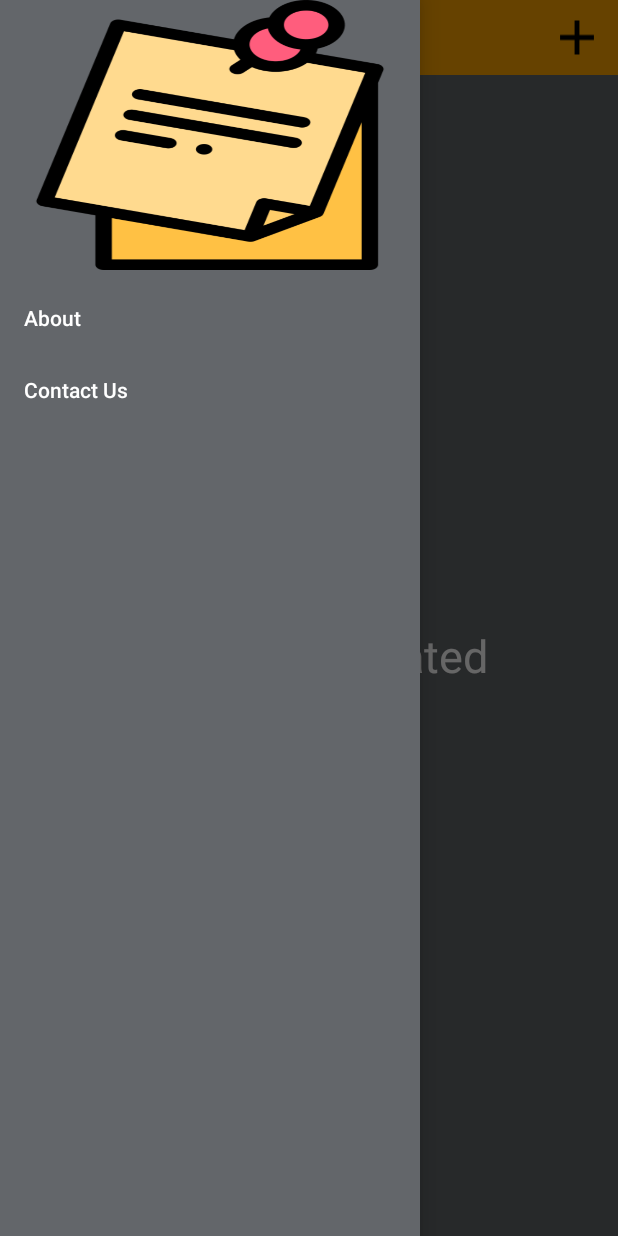
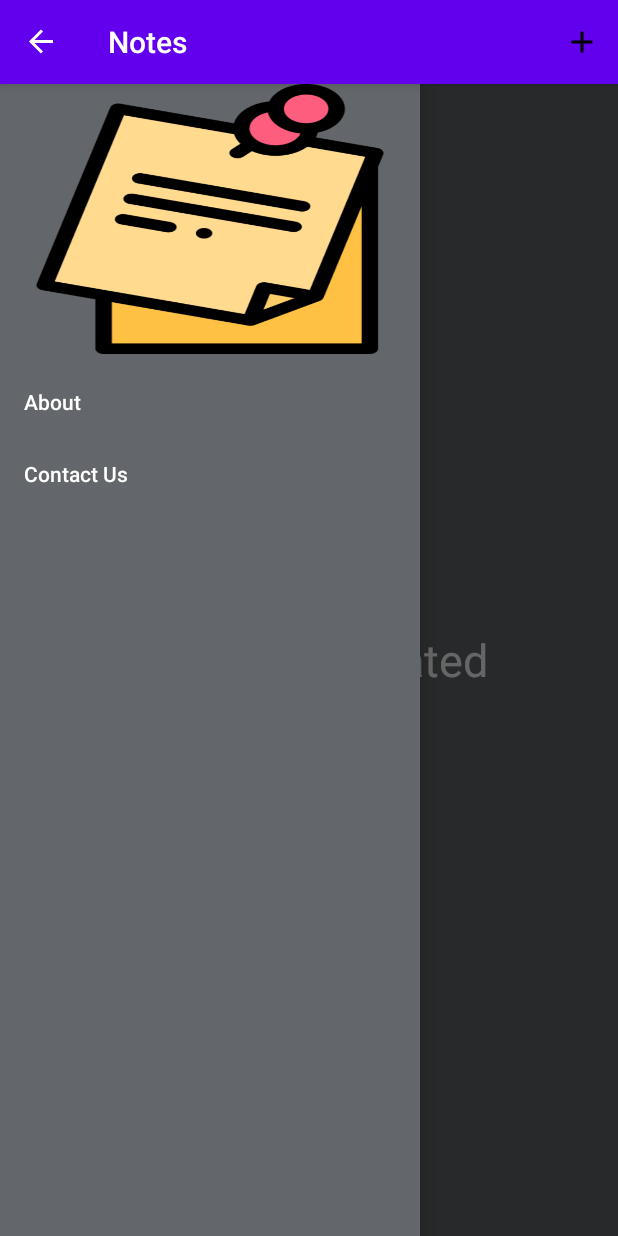
Before and after one commit to agr-shubham/NotesApp, an Android app: the screen it shows after launch (ListNotesActivity), in the side drawer, after a tap on "Contact Us", on a phone screen of 412 x 824 dp. Run offline under Robolectric (Android 15) with nearby library versions, the phone set to English and light mode, and no system bars; our stand-ins replace Room's generated code.

Commit message:
Refactored ListNotes Title bar

```diff
--- a/app/src/main/java/com/shubham/notes/UI/activities/ListNotesActivity.kt
+++ b/app/src/main/java/com/shubham/notes/UI/activities/ListNotesActivity.kt
@@ -5,6 +5,7 @@ import android.net.Uri
 import android.os.Bundle
 import android.util.Log
 import android.view.Gravity
+import android.view.Menu
 import android.view.MenuItem
 import android.view.View
 import android.widget.Toast
@@ -60,10 +61,6 @@ class ListNotesActivity : AppCompatActivity(){
             }
         }
 
-        binding.newNoteButton.setOnClickListener{
-            val newNoteIntent = Intent(this, HomeActivity::class.java)
-            startActivity(newNoteIntent)
-        }
 
         actionBarToggle = ActionBarDrawerToggle(this, binding.drawerLayout, 0, 0)
         binding.drawerLayout.addDrawerListener(actionBarToggle)
@@ -96,12 +93,6 @@ class ListNotesActivity : AppCompatActivity(){
                 }
             }
         }
-
-        binding.navButton.setOnClickListener {
-                binding.drawerLayout.openDrawer(GravityCompat.START);
-        }
-
-
     }
     fun deleteButton(note : Notes) {
         notesViewModel.delete(note.id)
@@ -121,11 +112,26 @@ class ListNotesActivity : AppCompatActivity(){
         }
     }
 
+    override fun onCreateOptionsMenu(menu: Menu): Boolean {
+        menuInflater.inflate(R.menu.menu_list_notes_page,menu)
+        return super.onCreateOptionsMenu(menu)
+    }
+
     override fun onOptionsItemSelected(item: MenuItem): Boolean {
         if(actionBarToggle.onOptionsItemSelected(item)){
             return true
         }
+        when(item.itemId)
+        {
+            R.id.new_note -> addNewNote()
+
+        }
         return super.onOptionsItemSelected(item)
     }
 
+    private fun addNewNote() {
+        val newNoteIntent = Intent(this, HomeActivity::class.java)
+        startActivity(newNoteIntent)
+    }
+
 }
--- a/app/src/main/res/layout/activity_list_notes.xml
+++ b/app/src/main/res/layout/activity_list_notes.xml
@@ -13,48 +13,6 @@
         android:background="@color/dark_gray"
         tools:context=".UI.activities.ListNotesActivity">
 
-        <ImageButton
-            android:id="@+id/nav_button"
-            android:layout_width="50dp"
-            android:padding="0dp"
-            android:layout_height="50dp"
-            android:adjustViewBounds="true"
-            android:scaleType="fitCenter"
-            android:background="@color/orange"
-            android:src="@drawable/ic_navigation_more"
-            app:layout_constraintStart_toStartOf="parent"
-            app:layout_constraintTop_toTopOf="parent" />
-
-        <TextView
-            android:id="@+id/title"
-            android:layout_width="0dp"
-            android:layout_height="50dp"
-            android:background="@color/orange"
-            android:fontFamily="sans-serif-condensed-medium"
-            android:gravity="center_vertical"
-            android:paddingLeft="15dp"
-            android:paddingTop="0dp"
-            android:paddingBottom="0dp"
-            android:text="Notes"
-            android:textColor="@color/white"
-            android:textSize="30dp"
-            app:layout_constraintEnd_toEndOf="parent"
-            app:layout_constraintHorizontal_bias="1.0"
-            app:layout_constraintStart_toEndOf="@+id/nav_button"
-            app:layout_constraintTop_toTopOf="parent" />
-
-        <ImageButton
-            android:id="@+id/new_note_button"
-            android:layout_width="50dp"
-            android:layout_height="50dp"
-            android:adjustViewBounds="true"
-            android:background="@color/orange"
-            android:padding="3dp"
-            android:paddingEnd="8dp"
-            android:scaleType="fitCenter"
-            android:src="@drawable/ic_baseline_add_24"
-            app:layout_constraintEnd_toEndOf="parent"
-            app:layout_constraintTop_toTopOf="@+id/title" />
 
         <FrameLayout
             android:id="@+id/frame"
@@ -64,7 +22,7 @@
             app:layout_constraintEnd_toEndOf="parent"
             app:layout_constraintHorizontal_bias="1.0"
             app:layout_constraintStart_toStartOf="parent"
-            app:layout_constraintTop_toBottomOf="@+id/title"/>
+            app:layout_constraintTop_toTopOf="parent"/>
 
 
     </androidx.constraintlayout.widget.ConstraintLayout>
--- a/app/src/main/res/layout/fragment_no_notes_created.xml
+++ b/app/src/main/res/layout/fragment_no_notes_created.xml
@@ -5,7 +5,6 @@
     android:layout_height="match_parent"
     tools:context=".UI.activities.fragments.NoNotesCreatedFragment">
 
-    <!-- TODO: Update blank fragment layout -->
     <TextView
         android:id="@+id/no_notes_message"
         android:layout_width="match_parent"
--- /dev/null
+++ b/app/src/main/res/menu/menu_list_notes_page.xml
@@ -0,0 +1,13 @@
+<?xml version="1.0" encoding="utf-8"?>
+<menu xmlns:android="http://schemas.android.com/apk/res/android"
+    xmlns:app="http://schemas.android.com/apk/res-auto"
+    xmlns:tools="http://schemas.android.com/tools"
+    tools:context=".UI.activities.ListNotesActivity"
+    >
+    <item
+        android:title="New Note"
+        android:id="@+id/new_note"
+        android:icon="@drawable/ic_baseline_add_24"
+        app:showAsAction="always"/>
+
+</menu>
--- a/app/src/main/res/values/themes.xml
+++ b/app/src/main/res/values/themes.xml
@@ -1,6 +1,6 @@
 <resources xmlns:tools="http://schemas.android.com/tools">
     <!-- Base application theme. -->
-    <style name="Theme.Notes" parent="Theme.AppCompat.DayNight.NoActionBar">
+    <style name="Theme.Notes" parent="Theme.AppCompat.DayNight.DarkActionBar">
         <!-- Primary brand color. -->
         <item name="colorPrimary">@color/purple_500</item>
         <item name="colorPrimaryVariant">@color/purple_700</item>
```
